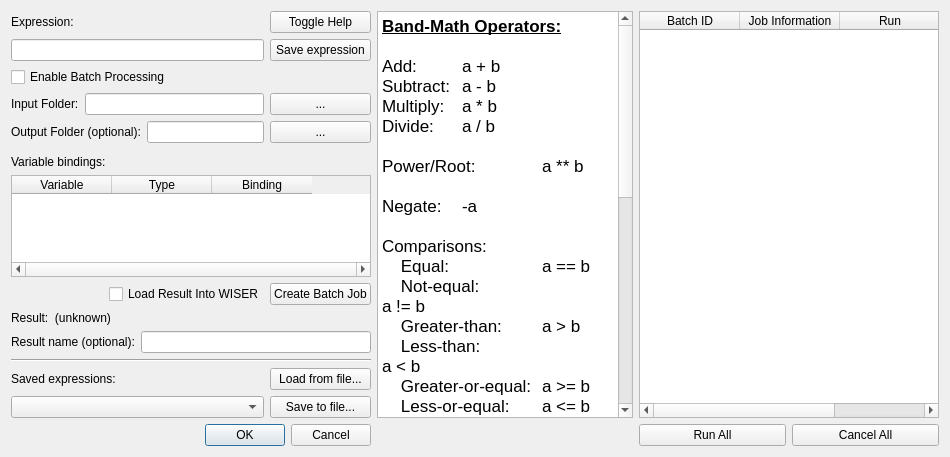
This is src/wiser/gui/ui_files/band_math.ui in Ehlmann-research-group/WISER as Qt 5 draws it before an edit. The edited form follows.
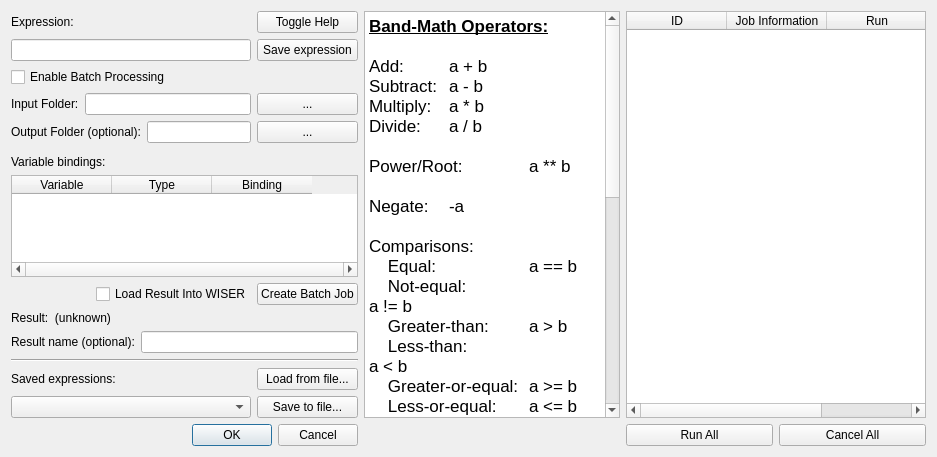
This is the edited form.

```diff
--- a/src/wiser/gui/ui_files/band_math.ui
+++ b/src/wiser/gui/ui_files/band_math.ui
@@ -6,14 +6,17 @@
    <rect>
     <x>0</x>
     <y>0</y>
-    <width>950</width>
+    <width>937</width>
     <height>457</height>
    </rect>
   </property>
   <property name="windowTitle">
    <string>Band Math</string>
   </property>
-  <layout class="QGridLayout" name="gridLayout" rowstretch="0,0,0,0,0,0,0,0,0,0,0,0,0,0,0,0,0,0,0,0,0,0,0,0" columnstretch="5,0,0,3">
+  <layout class="QGridLayout" name="gridLayout" rowstretch="0,0,0,0,0,0,0,0,0,0,0,0,0,0,0,0,0,0,0,0,0,0,0,0" columnstretch="1,0,0,1">
+   <property name="horizontalSpacing">
+    <number>6</number>
+   </property>
    <item row="1" column="1">
     <widget class="QPushButton" name="btn_toggle_help">
      <property name="text">
@@ -281,6 +284,12 @@
        <height>0</height>
       </size>
      </property>
+     <property name="maximumSize">
+      <size>
+       <width>400</width>
+       <height>16777215</height>
+      </size>
+     </property>
      <property name="rowCount">
       <number>0</number>
      </property>
@@ -298,7 +307,7 @@
      </attribute>
      <column>
       <property name="text">
-       <string>Batch ID</string>
+       <string>ID</string>
       </property>
      </column>
      <column>
```
